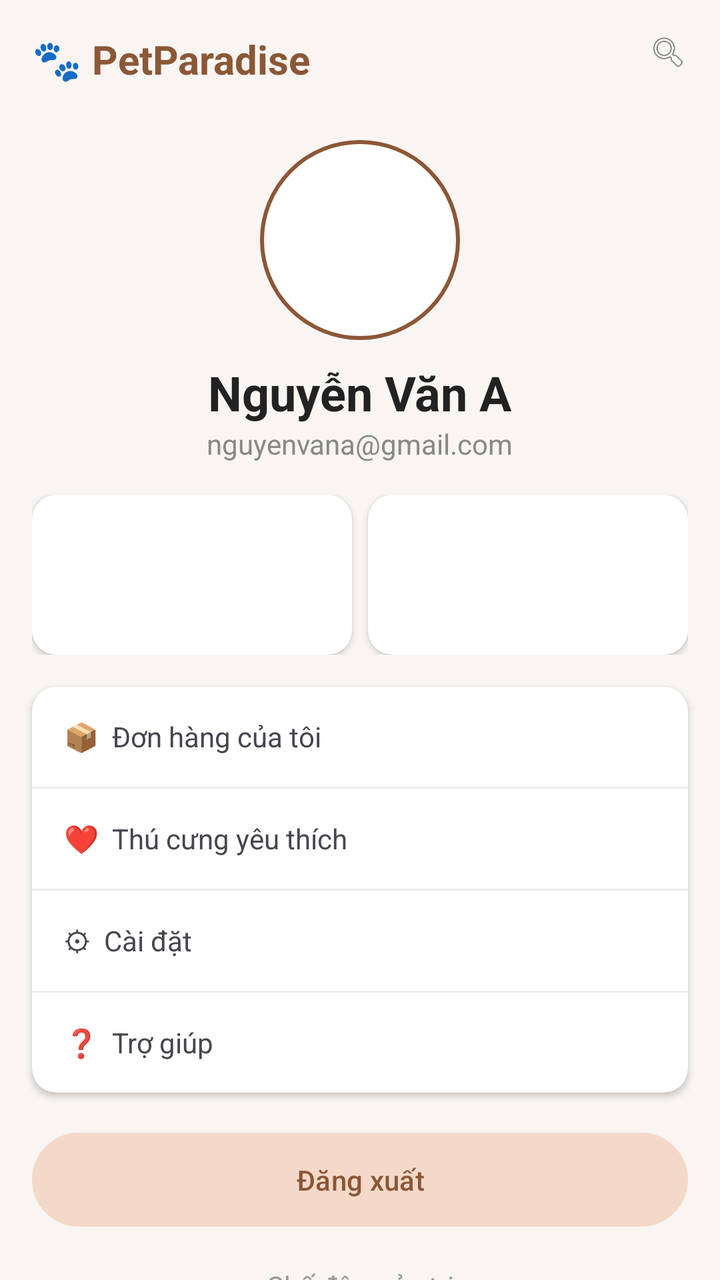
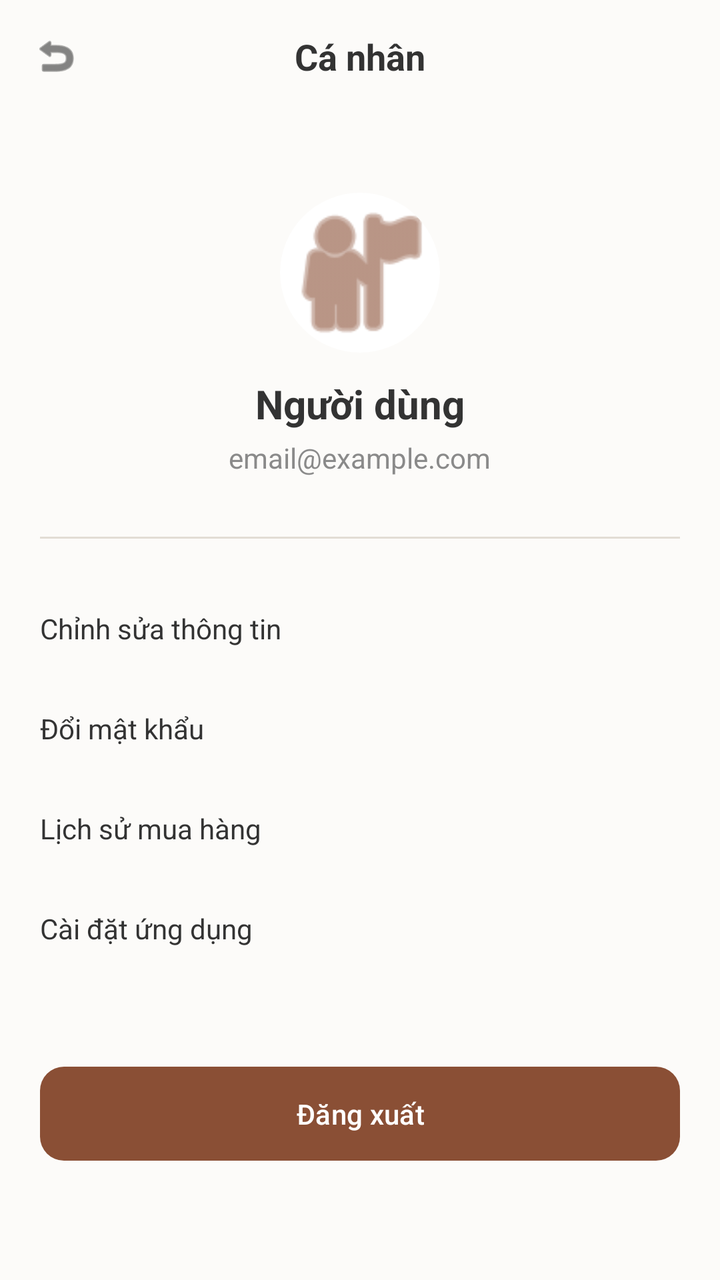

Two renders of the same Android screen: before a commit and after it. Below are the layout's source before the change and the commit's diff.
<!-- AndroidManifest.xml: application theme Theme.PetParadise -->
<!-- res/layout/activity_profile.xml -->
<?xml version="1.0" encoding="utf-8"?>
<LinearLayout xmlns:android="http://schemas.android.com/apk/res/android"
    xmlns:app="http://schemas.android.com/apk/res-auto"
    android:layout_width="match_parent"
    android:layout_height="match_parent"
    android:orientation="vertical"
    android:background="#F8F5F2">

    
    <RelativeLayout
        android:layout_width="match_parent"
        android:layout_height="60dp"
        android:padding="16dp">

        <TextView
            android:layout_width="wrap_content"
            android:layout_height="wrap_content"
            android:text="🐾 PetParadise"
            android:textColor="#8B5737"
            android:textSize="20sp"
            android:textStyle="bold"/>

        <ImageView
            android:layout_width="20dp"
            android:layout_height="20dp"
            android:layout_alignParentEnd="true"
            android:src="@android:drawable/ic_menu_search"/>

    </RelativeLayout>

    
    <ImageView
        android:layout_width="100dp"
        android:layout_height="100dp"
        android:layout_gravity="center"
        android:layout_marginTop="10dp"
        android:src="@drawable/ic_launcher_foreground"
        android:background="@drawable/circle_bg"
        android:padding="3dp"
        android:scaleType="centerCrop"/>

    <TextView
        android:id="@+id/tv_profile_name"
        android:layout_width="wrap_content"
        android:layout_height="wrap_content"
        android:layout_gravity="center"
        android:layout_marginTop="10dp"
        android:text="Nguyễn Văn A"
        android:textSize="24sp"
        android:textStyle="bold"
        android:textColor="#222222"/>

    <TextView
        android:id="@+id/tv_profile_email"
        android:layout_width="wrap_content"
        android:layout_height="wrap_content"
        android:layout_gravity="center"
        android:text="nguyenvana@gmail.com"
        android:textColor="#888888"/>

    
    <LinearLayout
        android:layout_width="match_parent"
        android:layout_height="wrap_content"
        android:layout_margin="16dp"
        android:orientation="horizontal">

        <androidx.cardview.widget.CardView
            android:layout_width="0dp"
            android:layout_height="80dp"
            android:layout_weight="1"
            android:layout_marginEnd="8dp"
            app:cardCornerRadius="12dp">

            <LinearLayout
                android:layout_width="match_parent"
                android:layout_height="match_parent"
                android:gravity="center_vertical"
                android:orientation="vertical"
                android:padding="12dp">

                <TextView
                    android:text="THÀNH VIÊN"
                    android:textSize="10sp"
                    android:textColor="#999999"/>

                <TextView
                    android:text="Gold Member"
                    android:textSize="18sp"
                    android:textStyle="bold"/>
            </LinearLayout>

        </androidx.cardview.widget.CardView>

        <androidx.cardview.widget.CardView
            android:layout_width="0dp"
            android:layout_height="80dp"
            android:layout_weight="1"
            app:cardCornerRadius="12dp">

            <LinearLayout
                android:layout_width="match_parent"
                android:layout_height="match_parent"
                android:gravity="center_vertical"
                android:orientation="vertical"
                android:padding="12dp">

                <TextView
                    android:text="ĐIỂM TÍCH LŨY"
                    android:textSize="10sp"
                    android:textColor="#999999"/>

                <TextView
                    android:text="1.250 P"
                    android:textSize="18sp"
                    android:textStyle="bold"/>
            </LinearLayout>

        </androidx.cardview.widget.CardView>

    </LinearLayout>

    
    <androidx.cardview.widget.CardView
        android:layout_width="match_parent"
        android:layout_height="wrap_content"
        android:layout_marginHorizontal="16dp"
        app:cardCornerRadius="12dp">

        <LinearLayout
            android:layout_width="match_parent"
            android:layout_height="wrap_content"
            android:orientation="vertical">

            <TextView
                android:layout_width="match_parent"
                android:layout_height="50dp"
                android:gravity="center_vertical"
                android:paddingHorizontal="16dp"
                android:text="📦  Đơn hàng của tôi"/>

            <View
                android:layout_width="match_parent"
                android:layout_height="1dp"
                android:background="#EEEEEE"/>

            <TextView
                android:layout_width="match_parent"
                android:layout_height="50dp"
                android:gravity="center_vertical"
                android:paddingHorizontal="16dp"
                android:text="❤  Thú cưng yêu thích"/>

            <View
                android:layout_width="match_parent"
                android:layout_height="1dp"
                android:background="#EEEEEE"/>

            <TextView
                android:layout_width="match_parent"
                android:layout_height="50dp"
                android:gravity="center_vertical"
                android:paddingHorizontal="16dp"
                android:text="⚙  Cài đặt"/>

            <View
                android:layout_width="match_parent"
                android:layout_height="1dp"
                android:background="#EEEEEE"/>

            <TextView
                android:layout_width="match_parent"
                android:layout_height="50dp"
                android:gravity="center_vertical"
                android:paddingHorizontal="16dp"
                android:text="❓  Trợ giúp"/>

        </LinearLayout>

    </androidx.cardview.widget.CardView>

    
    <com.google.android.material.button.MaterialButton
        android:id="@+id/btn_logout"
        android:layout_width="match_parent"
        android:layout_height="55dp"
        android:layout_margin="16dp"
        android:text="Đăng xuất"
        android:textAllCaps="false"
        android:textColor="#8B5737"
        app:backgroundTint="#F4D9C8"
        app:cornerRadius="28dp"/>

    <TextView
        android:id="@+id/btn_admin_mode"
        android:layout_width="wrap_content"
        android:layout_height="wrap_content"
        android:layout_gravity="center"
        android:text="Chế độ quản trị"
        android:textColor="#999999"/>

</LinearLayout>
<!-- resources referenced by this layout -->
<resources>
  <!-- drawable circle_bg (drawable) -->
  <?xml version="1.0" encoding="utf-8"?>
  <shape xmlns:android="http://schemas.android.com/apk/res/android">
      <solid android:color="#FFFFFF"/>
      <stroke
          android:width="2dp"
          android:color="#8B5737"/>
      <corners android:radius="100dp"/>
  </shape>
  <!-- drawable ic_launcher_foreground (drawable) -->
  <?xml version="1.0" encoding="utf-8"?>
  <vector xmlns:android="http://schemas.android.com/apk/res/android"
      android:width="108dp"
      android:height="108dp"
      android:viewportWidth="24"
      android:viewportHeight="24"
      android:tint="#FFFFFF">
    <group android:scaleX="0.58"
        android:scaleY="0.58"
        android:translateX="5.04"
        android:translateY="5.04">
      <path
          android:fillColor="@android:color/white"
          android:pathData="M4.5,9.5m-2.5,0a2.5,2.5 0,1 1,5 0a2.5,2.5 0,1 1,-5 0"/>
      <path
          android:fillColor="@android:color/white"
          android:pathData="M9,5.5m-2.5,0a2.5,2.5 0,1 1,5 0a2.5,2.5 0,1 1,-5 0"/>
      <path
          android:fillColor="@android:color/white"
          android:pathData="M15,5.5m-2.5,0a2.5,2.5 0,1 1,5 0a2.5,2.5 0,1 1,-5 0"/>
      <path
          android:fillColor="@android:color/white"
          android:pathData="M19.5,9.5m-2.5,0a2.5,2.5 0,1 1,5 0a2.5,2.5 0,1 1,-5 0"/>
      <path
          android:fillColor="@android:color/white"
          android:pathData="M17.34,14.86c-0.87,-1.02 -1.6,-1.89 -2.48,-2.91 -0.46,-0.54 -1.05,-1.08 -1.75,-1.32 -0.11,-0.04 -0.22,-0.07 -0.33,-0.09 -0.25,-0.04 -0.52,-0.04 -0.78,-0.04s-0.53,0 -0.79,0.05c-0.11,0.02 -0.22,0.05 -0.33,0.09 -0.7,0.24 -1.28,0.78 -1.75,1.32 -0.87,1.02 -1.6,1.89 -2.48,2.91 -1.31,1.31 -2.92,2.76 -2.62,4.79 0.29,1.02 1.02,2.03 2.33,2.32 0.73,0.15 3.06,-0.44 5.54,-0.44h0.18c2.48,0 4.81,0.58 5.54,0.44 1.31,-0.29 2.04,-1.31 2.33,-2.32 0.31,-2.04 -1.3,-3.49 -2.61,-4.8z"/>
    </group>
  </vector>
  <style name="Theme.PetParadise" parent="Base.Theme.PetParadise" />
  <style name="Base.Theme.PetParadise" parent="Theme.Material3.DayNight.NoActionBar">
          
          
      </style>
</resources>

<!-- the commit's change to res/layout/activity_profile.xml (unified diff, before → after) -->
@@ -3,200 +3,154 @@
     xmlns:app="http://schemas.android.com/apk/res-auto"
     android:layout_width="match_parent"
     android:layout_height="match_parent"
-    android:orientation="vertical"
-    android:background="#F8F5F2">
+    android:background="@color/bg_main"
+    android:orientation="vertical">
 
     
     <RelativeLayout
         android:layout_width="match_parent"
-        android:layout_height="60dp"
+        android:layout_height="wrap_content"
         android:padding="16dp">
+
+        <ImageView
+            android:id="@+id/btn_back"
+            android:layout_width="24dp"
+            android:layout_height="24dp"
+            android:src="@android:drawable/ic_menu_revert"
+            app:tint="@color/text_title" />
 
         <TextView
             android:layout_width="wrap_content"
             android:layout_height="wrap_content"
-            android:text="🐾 PetParadise"
-            android:textColor="#8B5737"
-            android:textSize="20sp"
-            android:textStyle="bold"/>
-
-        <ImageView
-            android:layout_width="20dp"
-            android:layout_height="20dp"
-            android:layout_alignParentEnd="true"
-            android:src="@android:drawable/ic_menu_search"/>
-
+            android:layout_centerInParent="true"
+            android:text="Cá nhân"
+            android:textColor="@color/text_title"
+            android:textSize="18sp"
+            android:textStyle="bold" />
     </RelativeLayout>
 
-    
-    <ImageView
-        android:layout_width="100dp"
-        android:layout_height="100dp"
-        android:layout_gravity="center"
-        android:layout_marginTop="10dp"
-        android:src="@drawable/ic_launcher_foreground"
-        android:background="@drawable/circle_bg"
-        android:padding="3dp"
-        android:scaleType="centerCrop"/>
-
-    <TextView
-        android:id="@+id/tv_profile_name"
-        android:layout_width="wrap_content"
-        android:layout_height="wrap_content"
-        android:layout_gravity="center"
-        android:layout_marginTop="10dp"
-        android:text="Nguyễn Văn A"
-        android:textSize="24sp"
-        android:textStyle="bold"
-        android:textColor="#222222"/>
-
-    <TextView
-        android:id="@+id/tv_profile_email"
-        android:layout_width="wrap_content"
-        android:layout_height="wrap_content"
-        android:layout_gravity="center"
-        android:text="nguyenvana@gmail.com"
-        android:textColor="#888888"/>
-
-    
-    <LinearLayout
+    <ScrollView
         android:layout_width="match_parent"
-        android:layout_height="wrap_content"
-        android:layout_margin="16dp"
-        android:orientation="horizontal">
-
-        <androidx.cardview.widget.CardView
-            android:layout_width="0dp"
-            android:layout_height="80dp"
-            android:layout_weight="1"
-            android:layout_marginEnd="8dp"
-            app:cardCornerRadius="12dp">
-
-            <LinearLayout
-                android:layout_width="match_parent"
-                android:layout_height="match_parent"
-                android:gravity="center_vertical"
-                android:orientation="vertical"
-                android:padding="12dp">
-
-                <TextView
-                    android:text="THÀNH VIÊN"
-                    android:textSize="10sp"
-                    android:textColor="#999999"/>
-
-                <TextView
-                    android:text="Gold Member"
-                    android:textSize="18sp"
-                    android:textStyle="bold"/>
-            </LinearLayout>
-
-        </androidx.cardview.widget.CardView>
-
-        <androidx.cardview.widget.CardView
-            android:layout_width="0dp"
-            android:layout_height="80dp"
-            android:layout_weight="1"
-            app:cardCornerRadius="12dp">
-
-            <LinearLayout
-                android:layout_width="match_parent"
-                android:layout_height="match_parent"
-                android:gravity="center_vertical"
-                android:orientation="vertical"
-                android:padding="12dp">
-
-                <TextView
-                    android:text="ĐIỂM TÍCH LŨY"
-                    android:textSize="10sp"
-                    android:textColor="#999999"/>
-
-                <TextView
-                    android:text="1.250 P"
-                    android:textSize="18sp"
-                    android:textStyle="bold"/>
-            </LinearLayout>
-
-        </androidx.cardview.widget.CardView>
-
-    </LinearLayout>
-
-    
-    <androidx.cardview.widget.CardView
-        android:layout_width="match_parent"
-        android:layout_height="wrap_content"
-        android:layout_marginHorizontal="16dp"
-        app:cardCornerRadius="12dp">
+        android:layout_height="match_parent">
 
         <LinearLayout
             android:layout_width="match_parent"
             android:layout_height="wrap_content"
-            android:orientation="vertical">
+            android:orientation="vertical"
+            android:padding="20dp">
+
+            
+            <androidx.cardview.widget.CardView
+                android:layout_width="80dp"
+                android:layout_height="80dp"
+                android:layout_gravity="center"
+                android:layout_marginTop="20dp"
+                app:cardCornerRadius="40dp"
+                app:cardElevation="0dp">
+                <ImageView
+                    android:layout_width="match_parent"
+                    android:layout_height="match_parent"
+                    android:scaleType="centerCrop"
+                    android:src="@android:drawable/ic_menu_myplaces"
+                    app:tint="@color/brown_main" />
+            </androidx.cardview.widget.CardView>
 
             <TextView
-                android:layout_width="match_parent"
-                android:layout_height="50dp"
-                android:gravity="center_vertical"
+                android:id="@+id/tv_profile_name"
+                android:layout_width="wrap_content"
+                android:layout_height="wrap_content"
+                android:layout_gravity="center"
+                android:layout_marginTop="12dp"
+                android:text="Người dùng"
+                android:textColor="@color/text_title"
+                android:textSize="20sp"
+                android:textStyle="bold" />
+
+            <TextView
+                android:id="@+id/tv_profile_email"
+                android:layout_width="wrap_content"
+                android:layout_height="wrap_content"
+                android:layout_gravity="center"
+                android:layout_marginTop="4dp"
+                android:text="email@example.com"
+                android:textColor="@color/text_subtitle"
+                android:textSize="14sp" />
+
+            
+            <TextView
+                android:id="@+id/btn_admin_mode"
+                android:layout_width="wrap_content"
+                android:layout_height="wrap_content"
+                android:layout_gravity="center"
+                android:layout_marginTop="16dp"
+                android:background="@drawable/category_unselected"
                 android:paddingHorizontal="16dp"
-                android:text="📦  Đơn hàng của tôi"/>
+                android:paddingVertical="6dp"
+                android:text="⚡ Chế độ quản trị"
+                android:textColor="@color/brown_main"
+                android:textSize="12sp"
+                android:textStyle="bold"
+                android:visibility="gone" />
 
             <View
                 android:layout_width="match_parent"
                 android:layout_height="1dp"
-                android:background="#EEEEEE"/>
+                android:layout_marginTop="30dp"
+                android:background="@color/border_input" />
 
-            <TextView
+            
+            <LinearLayout
                 android:layout_width="match_parent"
-                android:layout_height="50dp"
-                android:gravity="center_vertical"
-                android:paddingHorizontal="16dp"
-                android:text="❤  Thú cưng yêu thích"/>
+                android:layout_height="wrap_content"
+                android:layout_marginTop="20dp"
+                android:orientation="vertical">
 
-            <View
+                <TextView
+                    android:id="@+id/menu_edit_profile"
+                    android:layout_width="match_parent"
+                    android:layout_height="50dp"
+                    android:gravity="center_vertical"
+                    android:text="Chỉnh sửa thông tin"
+                    android:textColor="@color/text_title"
+                    android:clickable="true"
+                    android:focusable="true"
+                    android:background="?attr/selectableItemBackground" />
+
+                <TextView
+                    android:layout_width="match_parent"
+                    android:layout_height="50dp"
+                    android:gravity="center_vertical"
+                    android:text="Đổi mật khẩu"
+                    android:textColor="@color/text_title" />
+
+                <TextView
+                    android:layout_width="match_parent"
+                    android:layout_height="50dp"
+                    android:gravity="center_vertical"
+                    android:text="Lịch sử mua hàng"
+                    android:textColor="@color/text_title" />
+
+                <TextView
+                    android:layout_width="match_parent"
+                    android:layout_height="50dp"
+                    android:gravity="center_vertical"
+                    android:text="Cài đặt ứng dụng"
+                    android:textColor="@color/text_title" />
+            </LinearLayout>
+
+            
+            <com.google.android.material.button.MaterialButton
+                android:id="@+id/btn_logout"
                 android:layout_width="match_parent"
-                android:layout_height="1dp"
-                android:background="#EEEEEE"/>
-
-            <TextView
-                android:layout_width="match_parent"
-                android:layout_height="50dp"
-                android:gravity="center_vertical"
-                android:paddingHorizontal="16dp"
-                android:text="⚙  Cài đặt"/>
-
-            <View
-                android:layout_width="match_parent"
-                android:layout_height="1dp"
-                android:background="#EEEEEE"/>
-
-            <TextView
-                android:layout_width="match_parent"
-                android:layout_height="50dp"
-                android:gravity="center_vertical"
-                android:paddingHorizontal="16dp"
-                android:text="❓  Trợ giúp"/>
+                android:layout_height="55dp"
+                android:layout_marginTop="40dp"
+                android:layout_marginBottom="20dp"
+                android:text="Đăng xuất"
+                android:textAllCaps="false"
+                android:textColor="@color/white"
+                app:backgroundTint="@color/brown_main"
+                app:cornerRadius="12dp" />
 
         </LinearLayout>
-
-    </androidx.cardview.widget.CardView>
-
-    
-    <com.google.android.material.button.MaterialButton
-        android:id="@+id/btn_logout"
-        android:layout_width="match_parent"
-        android:layout_height="55dp"
-        android:layout_margin="16dp"
-        android:text="Đăng xuất"
-        android:textAllCaps="false"
-        android:textColor="#8B5737"
-        app:backgroundTint="#F4D9C8"
-        app:cornerRadius="28dp"/>
-
-    <TextView
-        android:id="@+id/btn_admin_mode"
-        android:layout_width="wrap_content"
-        android:layout_height="wrap_content"
-        android:layout_gravity="center"
-        android:text="Chế độ quản trị"
-        android:textColor="#999999"/>
-
+    </ScrollView>
 </LinearLayout>
<!-- resource entries referenced after the edit -->
@@ -1,43 +1,17 @@
 <!-- resources referenced by this layout -->
 <resources>
-  <!-- drawable circle_bg (drawable) -->
+  <color name="bg_main">#FCFBF9</color>
+  <color name="border_input">#E2DDD5</color>
+  <color name="brown_main">#8A4F35</color>
+  <color name="text_subtitle">#8A8A8A</color>
+  <color name="text_title">#333333</color>
+  <color name="white">#FFFFFFFF</color>
+  <!-- drawable category_unselected (drawable) -->
   <?xml version="1.0" encoding="utf-8"?>
   <shape xmlns:android="http://schemas.android.com/apk/res/android">
-      <solid android:color="#FFFFFF"/>
-      <stroke
-          android:width="2dp"
-          android:color="#8B5737"/>
-      <corners android:radius="100dp"/>
+      <solid android:color="#F0ECE8"/>
+      <corners android:radius="20dp"/>
   </shape>
-  <!-- drawable ic_launcher_foreground (drawable) -->
-  <?xml version="1.0" encoding="utf-8"?>
-  <vector xmlns:android="http://schemas.android.com/apk/res/android"
-      android:width="108dp"
-      android:height="108dp"
-      android:viewportWidth="24"
-      android:viewportHeight="24"
-      android:tint="#FFFFFF">
-    <group android:scaleX="0.58"
-        android:scaleY="0.58"
-        android:translateX="5.04"
-        android:translateY="5.04">
-      <path
-          android:fillColor="@android:color/white"
-          android:pathData="M4.5,9.5m-2.5,0a2.5,2.5 0,1 1,5 0a2.5,2.5 0,1 1,-5 0"/>
-      <path
-          android:fillColor="@android:color/white"
-          android:pathData="M9,5.5m-2.5,0a2.5,2.5 0,1 1,5 0a2.5,2.5 0,1 1,-5 0"/>
-      <path
-          android:fillColor="@android:color/white"
-          android:pathData="M15,5.5m-2.5,0a2.5,2.5 0,1 1,5 0a2.5,2.5 0,1 1,-5 0"/>
-      <path
-          android:fillColor="@android:color/white"
-          android:pathData="M19.5,9.5m-2.5,0a2.5,2.5 0,1 1,5 0a2.5,2.5 0,1 1,-5 0"/>
-      <path
-          android:fillColor="@android:color/white"
-          android:pathData="M17.34,14.86c-0.87,-1.02 -1.6,-1.89 -2.48,-2.91 -0.46,-0.54 -1.05,-1.08 -1.75,-1.32 -0.11,-0.04 -0.22,-0.07 -0.33,-0.09 -0.25,-0.04 -0.52,-0.04 -0.78,-0.04s-0.53,0 -0.79,0.05c-0.11,0.02 -0.22,0.05 -0.33,0.09 -0.7,0.24 -1.28,0.78 -1.75,1.32 -0.87,1.02 -1.6,1.89 -2.48,2.91 -1.31,1.31 -2.92,2.76 -2.62,4.79 0.29,1.02 1.02,2.03 2.33,2.32 0.73,0.15 3.06,-0.44 5.54,-0.44h0.18c2.48,0 4.81,0.58 5.54,0.44 1.31,-0.29 2.04,-1.31 2.33,-2.32 0.31,-2.04 -1.3,-3.49 -2.61,-4.8z"/>
-    </group>
-  </vector>
   <style name="Theme.PetParadise" parent="Base.Theme.PetParadise" />
   <style name="Base.Theme.PetParadise" parent="Theme.Material3.DayNight.NoActionBar">
           
